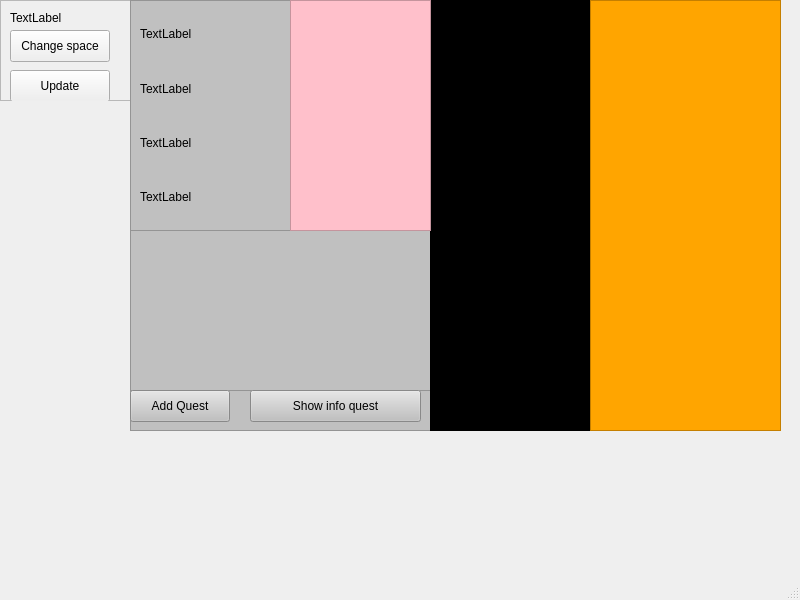
First picture: the form in Silently/mainwindow.ui, repository Observersss/Silently, before the edit.
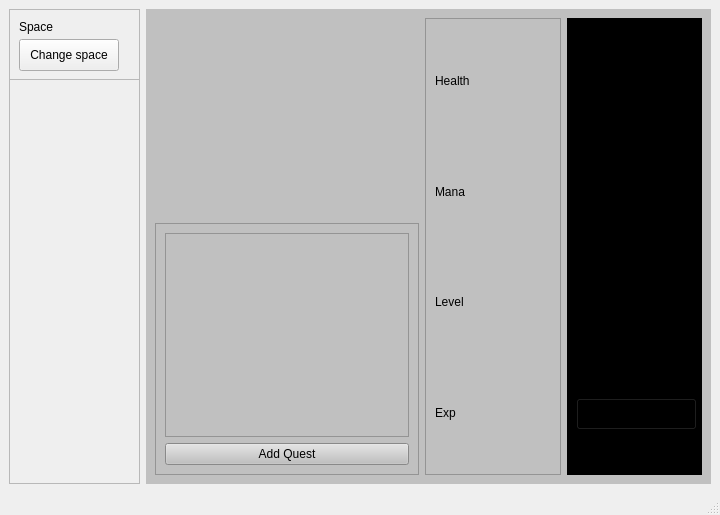
Second picture: the form after the edit.

The edit to the form file:
```diff
--- a/Silently/mainwindow.ui
+++ b/Silently/mainwindow.ui
@@ -6,21 +6,36 @@
    <rect>
     <x>0</x>
     <y>0</y>
-    <width>800</width>
-    <height>600</height>
+    <width>720</width>
+    <height>515</height>
    </rect>
   </property>
   <property name="windowTitle">
    <string>MainWindow</string>
   </property>
   <widget class="QWidget" name="centralwidget">
+   <layout class="QGridLayout" name="gridLayout_2">
+    <item row="0" column="0">
+     <widget class="QFrame" name="frame_2">
+      <property name="minimumSize">
+       <size>
+        <width>131</width>
+        <height>431</height>
+       </size>
+      </property>
+      <property name="frameShape">
+       <enum>QFrame::StyledPanel</enum>
+      </property>
+      <property name="frameShadow">
+       <enum>QFrame::Raised</enum>
+      </property>
    <widget class="QFrame" name="frame">
     <property name="geometry">
      <rect>
       <x>0</x>
       <y>0</y>
-      <width>141</width>
-      <height>101</height>
+         <width>131</width>
+         <height>71</height>
      </rect>
     </property>
     <property name="frameShape">
@@ -39,7 +54,7 @@
       </rect>
      </property>
      <property name="text">
-      <string>TextLabel</string>
+         <string>Space</string>
      </property>
     </widget>
     <widget class="QPushButton" name="change_space">
@@ -55,41 +70,127 @@
       <string>Change space</string>
      </property>
     </widget>
-    <widget class="QPushButton" name="button_update">
-     <property name="geometry">
-      <rect>
-       <x>10</x>
-       <y>70</y>
-       <width>100</width>
-       <height>32</height>
-      </rect>
-     </property>
-     <property name="text">
-      <string>Update</string>
-     </property>
-    </widget>
-   </widget>
+      </widget>
+     </widget>
+    </item>
+    <item row="0" column="1">
    <widget class="QStackedWidget" name="spaces">
-    <property name="geometry">
-     <rect>
-      <x>130</x>
-      <y>0</y>
-      <width>651</width>
-      <height>431</height>
-     </rect>
-    </property>
     <property name="styleSheet">
      <string notr="true">background-color:silver;</string>
     </property>
     <widget class="QWidget" name="RPG_space">
+       <layout class="QGridLayout" name="gridLayout_4">
+        <item row="1" column="1">
+         <widget class="QFrame" name="frame_3">
+          <property name="minimumSize">
+           <size>
+            <width>210</width>
+            <height>201</height>
+           </size>
+          </property>
+          <property name="frameShape">
+           <enum>QFrame::StyledPanel</enum>
+          </property>
+          <property name="frameShadow">
+           <enum>QFrame::Raised</enum>
+          </property>
+          <layout class="QGridLayout" name="gridLayout_5">
+           <item row="1" column="0">
+            <widget class="QListWidget" name="QuestList">
+             <property name="minimumSize">
+              <size>
+               <width>0</width>
+               <height>0</height>
+              </size>
+             </property>
+             <property name="styleSheet">
+              <string notr="true">color:black;</string>
+             </property>
+            </widget>
+           </item>
+           <item row="2" column="0">
+            <widget class="QPushButton" name="AddingQuest">
+             <property name="styleSheet">
+              <string notr="true">color:black;</string>
+             </property>
+             <property name="text">
+              <string>Add Quest</string>
+             </property>
+            </widget>
+           </item>
+          </layout>
+         </widget>
+        </item>
+        <item row="0" column="1">
+         <widget class="QLabel" name="character_icon">
+          <property name="minimumSize">
+           <size>
+            <width>135</width>
+            <height>199</height>
+           </size>
+          </property>
+          <property name="maximumSize">
+           <size>
+            <width>16777215</width>
+            <height>16777215</height>
+           </size>
+          </property>
+          <property name="toolTip">
+           <string>Це твій персонаж</string>
+          </property>
+          <property name="whatsThis">
+           <string>Це твій персонаж</string>
+          </property>
+          <property name="styleSheet">
+           <string notr="true"/>
+          </property>
+          <property name="inputMethodHints">
+           <set>Qt::ImhNone</set>
+          </property>
+          <property name="text">
+           <string/>
+          </property>
+         </widget>
+        </item>
+        <item row="0" column="3" rowspan="2">
+         <widget class="QFrame" name="active_item">
+          <property name="minimumSize">
+           <size>
+            <width>135</width>
+            <height>398</height>
+           </size>
+          </property>
+          <property name="styleSheet">
+           <string notr="true">background-color:black;</string>
+          </property>
+          <property name="frameShape">
+           <enum>QFrame::StyledPanel</enum>
+          </property>
+          <property name="frameShadow">
+           <enum>QFrame::Raised</enum>
+          </property>
+          <widget class="QPushButton" name="Open_inventory">
+           <property name="geometry">
+            <rect>
+             <x>9</x>
+             <y>380</y>
+             <width>121</width>
+             <height>32</height>
+            </rect>
+           </property>
+           <property name="text">
+            <string>Open inventory</string>
+           </property>
+          </widget>
+         </widget>
+        </item>
+        <item row="0" column="2" rowspan="2">
      <widget class="QFrame" name="infoCharacter">
-      <property name="geometry">
-       <rect>
-        <x>0</x>
-        <y>0</y>
-        <width>161</width>
-        <height>231</height>
-       </rect>
+          <property name="minimumSize">
+           <size>
+            <width>136</width>
+            <height>201</height>
+           </size>
       </property>
       <property name="frameShape">
        <enum>QFrame::StyledPanel</enum>
@@ -98,170 +199,56 @@
        <enum>QFrame::Raised</enum>
       </property>
       <layout class="QGridLayout" name="gridLayout">
-       <item row="0" column="0">
-        <widget class="QLabel" name="HealthLabel">
-         <property name="styleSheet">
-          <string notr="true">color:black;</string>
-         </property>
-         <property name="text">
-          <string>TextLabel</string>
-         </property>
-        </widget>
-       </item>
-       <item row="1" column="0">
+           <item row="1" column="1">
         <widget class="QLabel" name="ManaLabel">
          <property name="styleSheet">
           <string notr="true">color:black;
 </string>
          </property>
          <property name="text">
-          <string>TextLabel</string>
+              <string>Mana</string>
          </property>
         </widget>
        </item>
-       <item row="2" column="0">
+           <item row="3" column="1">
         <widget class="QLabel" name="LevelLabel">
          <property name="styleSheet">
           <string notr="true">color:black;</string>
          </property>
          <property name="text">
-          <string>TextLabel</string>
+              <string>Level</string>
          </property>
         </widget>
        </item>
-       <item row="3" column="0">
+           <item row="4" column="1">
         <widget class="QLabel" name="ExperienceLabel">
          <property name="styleSheet">
           <string notr="true">color:black;</string>
          </property>
          <property name="text">
-          <string>TextLabel</string>
+              <string>Exp</string>
          </property>
         </widget>
        </item>
-      </layout>
-     </widget>
-     <widget class="QFrame" name="frame_3">
-      <property name="geometry">
-       <rect>
-        <x>0</x>
-        <y>230</y>
-        <width>301</width>
-        <height>201</height>
-       </rect>
-      </property>
-      <property name="frameShape">
-       <enum>QFrame::StyledPanel</enum>
-      </property>
-      <property name="frameShadow">
-       <enum>QFrame::Raised</enum>
-      </property>
-      <widget class="QListWidget" name="QuestList">
-       <property name="geometry">
-        <rect>
-         <x>0</x>
-         <y>0</y>
-         <width>301</width>
-         <height>161</height>
-        </rect>
-       </property>
+           <item row="0" column="1">
+            <widget class="QLabel" name="HealthLabel">
        <property name="styleSheet">
         <string notr="true">color:black;</string>
        </property>
-      </widget>
-      <widget class="QPushButton" name="AddingQuest">
-       <property name="geometry">
-        <rect>
-         <x>0</x>
-         <y>160</y>
-         <width>100</width>
-         <height>32</height>
-        </rect>
-       </property>
-       <property name="styleSheet">
-        <string notr="true">color:black;</string>
-       </property>
        <property name="text">
-        <string>Add Quest</string>
-       </property>
-      </widget>
-      <widget class="QPushButton" name="InfoQuest">
-       <property name="geometry">
-        <rect>
-         <x>120</x>
-         <y>160</y>
-         <width>171</width>
-         <height>32</height>
-        </rect>
-       </property>
-       <property name="styleSheet">
-        <string notr="true">color:black;</string>
-       </property>
-       <property name="text">
-        <string>Show info quest</string>
-       </property>
-      </widget>
-     </widget>
-     <widget class="QFrame" name="active_item">
-      <property name="geometry">
-       <rect>
-        <x>300</x>
-        <y>0</y>
-        <width>161</width>
-        <height>431</height>
-       </rect>
-      </property>
-      <property name="styleSheet">
-       <string notr="true">background-color:black;</string>
-      </property>
-      <property name="frameShape">
-       <enum>QFrame::StyledPanel</enum>
-      </property>
-      <property name="frameShadow">
-       <enum>QFrame::Raised</enum>
-      </property>
-     </widget>
-     <widget class="QFrame" name="inventory_items">
-      <property name="geometry">
-       <rect>
-        <x>460</x>
-        <y>0</y>
-        <width>191</width>
-        <height>431</height>
-       </rect>
-      </property>
-      <property name="styleSheet">
-       <string notr="true">background-color:orange;</string>
-      </property>
-      <property name="frameShape">
-       <enum>QFrame::StyledPanel</enum>
-      </property>
-      <property name="frameShadow">
-       <enum>QFrame::Raised</enum>
-      </property>
-     </widget>
-     <widget class="QFrame" name="character_img">
-      <property name="geometry">
-       <rect>
-        <x>160</x>
-        <y>0</y>
-        <width>141</width>
-        <height>231</height>
-       </rect>
-      </property>
-      <property name="styleSheet">
-       <string notr="true">background-color:pink;</string>
-      </property>
-      <property name="frameShape">
-       <enum>QFrame::StyledPanel</enum>
-      </property>
-      <property name="frameShadow">
-       <enum>QFrame::Raised</enum>
-      </property>
-     </widget>
+              <string>Health</string>
+             </property>
+            </widget>
+           </item>
+          </layout>
+         </widget>
+        </item>
+       </layout>
     </widget>
     <widget class="QWidget" name="Note_space"/>
    </widget>
+    </item>
+   </layout>
   </widget>
   <widget class="QMenuBar" name="menubar">
    <property name="geometry">
```
Left out of the diff: 2 changed lines with no effect on the pictures. Lines whose indentation alone changed are shown as unchanged.
